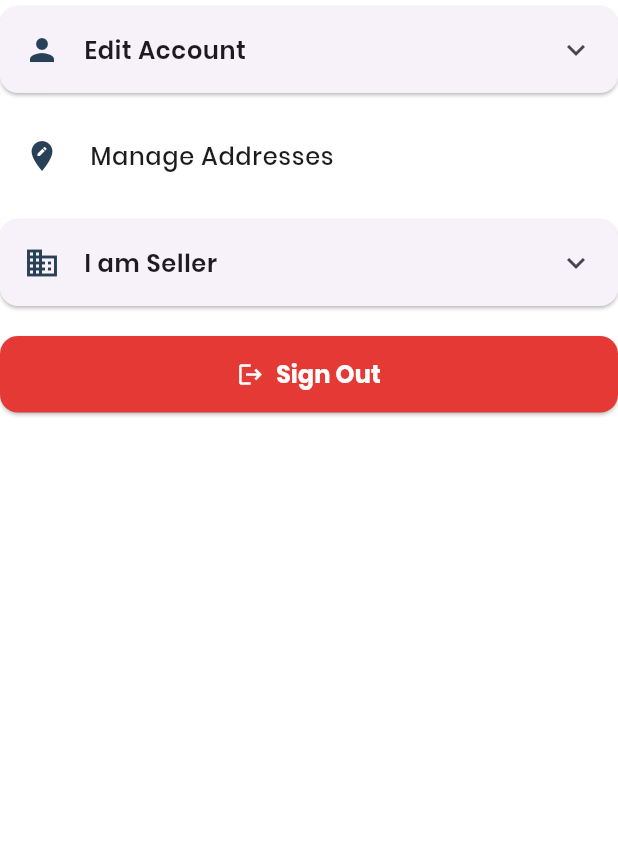
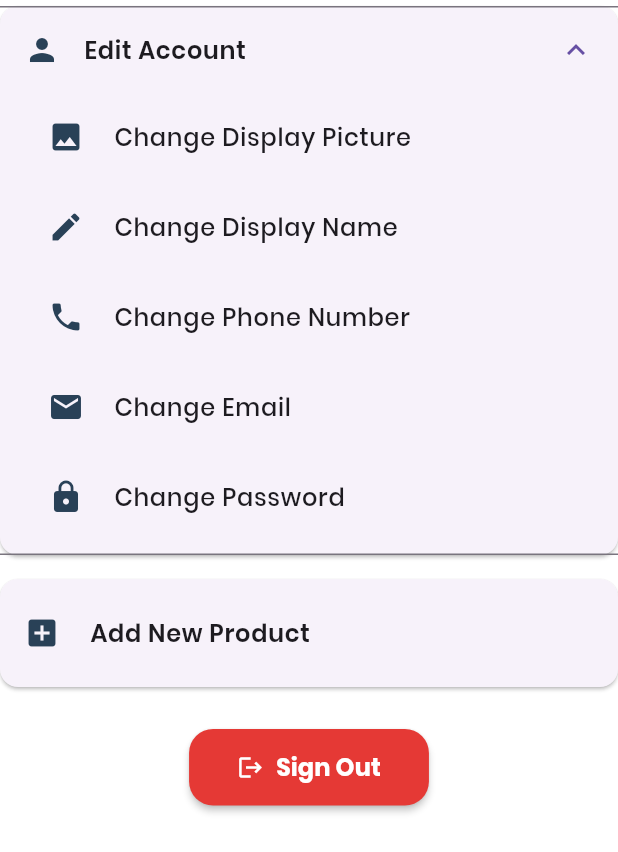
Before and after one commit to Afnanafsal/fishkart_vendor, a Flutter app: the _ProfileActions widget shown alone on an empty page, opened directly, on a phone screen of 412 x 824 dp. Shown: the top 852 px of the screen. Run offline on Flutter 3.47's test engine with Material 3 defaults, Android fonts, the phone set to English and light mode, and no system bars; our stand-ins replace cloud_firestore, firebase_auth, firebase_core, flutter_riverpod, flutter_svg, google_sign_in and 7 more; missing offline and left inert: enum_to_string, flutter_facebook_auth; accounts and stored records are empty.

Commit message:
refactor(profile): remove Manage Addresses and My Products options, update Sign Out button style

```diff
--- a/lib/screens/profile/profile_screen.dart
+++ b/lib/screens/profile/profile_screen.dart
@@ -10,8 +10,6 @@ import '../change_email/change_email_screen.dart';
 import '../change_password/change_password_screen.dart';
 import '../change_phone/change_phone_screen.dart';
 import '../edit_product/edit_product_screen.dart';
-import '../manage_addresses/manage_addresses_screen.dart';
-import '../my_products/my_products_screen.dart';
 import '../../utils.dart';
 import '../change_display_name/change_display_name_screen.dart';
 import 'package:fishkart_vendor/components/async_progress_dialog.dart';
@@ -199,41 +197,45 @@ class _ProfileActions extends StatelessWidget {
           ],
         ),
         const SizedBox(height: 8),
-        _ProfileActionTile(
-          title: 'Manage Addresses',
-          icon: Icons.edit_location,
-          onTap: () => _handleVerifiedAction(context, ManageAddressesScreen()),
+        // Removed Manage Addresses
+        Card(
+          margin: const EdgeInsets.symmetric(vertical: 4),
+          shape: RoundedRectangleBorder(
+            borderRadius: BorderRadius.circular(12),
           ),
-        const SizedBox(height: 8),
-        _ProfileExpansion(
-          icon: Icons.business,
-          title: 'I am Seller',
-          children: [
-            _ProfileActionTile(
-              title: 'Add New Product',
-              icon: Icons.add_box,
+          child: ListTile(
+            leading: Icon(Icons.add_box, color: Color(0xFF294157)),
+            title: Text(
+              'Add New Product',
+              style: TextStyle(fontSize: 16, fontWeight: FontWeight.w600),
+            ),
             onTap: () => _handleVerifiedAction(
               context,
               EditProductScreen(key: UniqueKey(), productToEdit: null),
             ),
+            shape: RoundedRectangleBorder(
+              borderRadius: BorderRadius.circular(10),
             ),
-            _ProfileActionTile(
-              title: 'Manage My Products',
-              icon: Icons.inventory,
-              onTap: () => _handleVerifiedAction(context, MyProductsScreen()),
+            contentPadding: const EdgeInsets.symmetric(
+              horizontal: 16,
+              vertical: 8,
             ),
-          ],
+            minLeadingWidth: 32,
+            horizontalTitleGap: 12,
+          ),
         ),
 
-        const SizedBox(height: 16),
-        ElevatedButton.icon(
+        const SizedBox(height: 24),
+        Center(
+          child: ElevatedButton.icon(
             style: ElevatedButton.styleFrom(
               backgroundColor: Colors.red[600],
               foregroundColor: Colors.white,
-            padding: const EdgeInsets.symmetric(vertical: 14),
+              padding: const EdgeInsets.symmetric(vertical: 14, horizontal: 32),
               shape: RoundedRectangleBorder(
-              borderRadius: BorderRadius.circular(12),
+                borderRadius: BorderRadius.circular(16),
               ),
+              elevation: 2,
             ),
             icon: Icon(Icons.logout),
             label: Text(
@@ -253,6 +255,7 @@ class _ProfileActions extends StatelessWidget {
                 );
               }
             },
+          ),
         ),
       ],
     );
@@ -333,6 +336,7 @@ class _ProfileExpansion extends StatelessWidget {
         children: children,
         tilePadding: const EdgeInsets.symmetric(horizontal: 16),
         childrenPadding: const EdgeInsets.only(left: 16, right: 8, bottom: 8),
+        initiallyExpanded: true,
       ),
     );
   }
```
Lines whose indentation alone changed are shown as unchanged.
